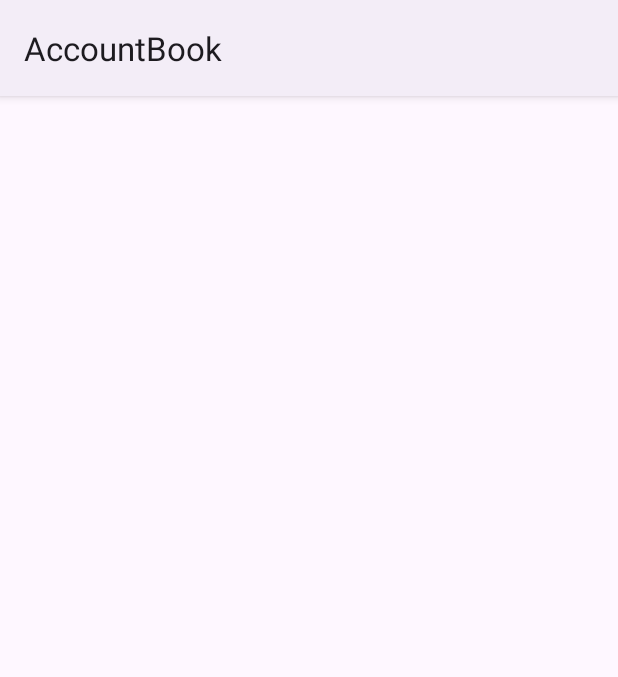
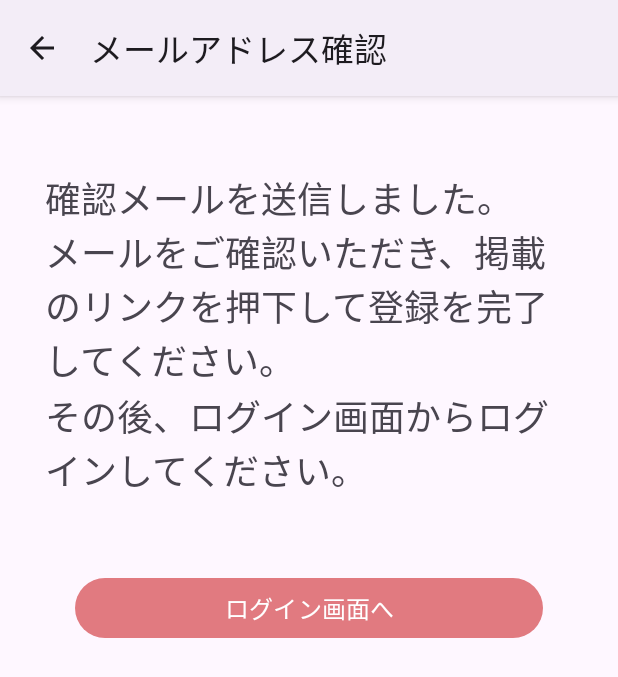
Before and after one commit to Ayumu-Nishi/AccountBook, an Android app: the AuthcodeActivity screen opened directly, with no data from a screen before it, on a phone screen of 412 x 824 dp. Shown: the top 677 px of the screen. Run offline under Robolectric (Android 15) with nearby library versions, the phone set to English and light mode, and no system bars; our stand-ins replace Firebase (no records; nobody signed in at launch, a user with empty details on screens opened directly).

Commit message:
03_認証メール送信画面の実装 確認メール送信フローの追加

```diff
--- a/app/build.gradle
+++ b/app/build.gradle
@@ -52,4 +52,6 @@ dependencies {
     // Add the dependency for the Firebase Authentication library
     // When using the BoM, you don't specify versions in Firebase library dependencies
     implementation 'com.google.firebase:firebase-auth-ktx'
+    // Add the dependencies for the Dynamic Links
+    implementation 'com.google.firebase:firebase-dynamic-links-ktx'
 }
--- a/app/src/main/res/layout/activity_authcode.xml
+++ b/app/src/main/res/layout/activity_authcode.xml
@@ -6,4 +6,29 @@
     android:layout_height="match_parent"
     tools:context=".AuthcodeActivity">
 
+    <TextView
+        android:id="@+id/afterSendingTextView"
+        android:layout_width="0dp"
+        android:layout_height="wrap_content"
+        android:layout_marginStart="30dp"
+        android:layout_marginTop="50dp"
+        android:layout_marginEnd="30dp"
+        android:text="@string/afterSendingText"
+        android:textSize="24sp"
+        app:layout_constraintEnd_toEndOf="parent"
+        app:layout_constraintStart_toStartOf="parent"
+        app:layout_constraintTop_toTopOf="parent" />
+
+    <Button
+        android:id="@+id/authcodeButton"
+        android:layout_width="0dp"
+        android:layout_height="wrap_content"
+        android:layout_marginStart="50dp"
+        android:layout_marginTop="50dp"
+        android:layout_marginEnd="50dp"
+        android:text="@string/afterSendingButtonTitle"
+        android:textSize="16sp"
+        app:layout_constraintEnd_toEndOf="parent"
+        app:layout_constraintStart_toStartOf="parent"
+        app:layout_constraintTop_toBottomOf="@+id/afterSendingTextView" />
 </androidx.constraintlayout.widget.ConstraintLayout>
--- a/app/src/main/res/values/strings.xml
+++ b/app/src/main/res/values/strings.xml
@@ -23,7 +23,12 @@
     <string name="validError.password.length">パスワードは８文字以上で設定してください</string>
     <string name="validError.birthday.blank">生年月日の選択が必要です</string>
     <string name="validError.agreement.false">利用規約に同意しないとアプリはご利用になれません</string>
-    <!-- 03_認証コード入力画面 -->
+    <!-- 03_認証メール送信画面 -->
+    <string name="authcodeActivityTitle">メールアドレス確認</string>
+    <string name="afterSendingText">確認メールを送信しました。\nメールをご確認いただき、掲載のリンクを押下して登録を完了してください。\nその後、ログイン画面からログインしてください。</string>
+    <string name="failureSendingText">確認メールの送信に失敗しました。再送ボタンを押してください。</string>
+    <string name="afterSendingButtonTitle">ログイン画面へ</string>
+    <string name="resendButtonTitle">再送</string>
     <!-- 04_ログイン画面 -->
     <string name="LoginActivityTitle">ログイン</string>
     <string name="signInButton">ログイン</string>
```
Also changed, not shown: app/src/main/AndroidManifest.xml (+9 -1 lines), app/src/main/java/com/example/accountbook/AuthcodeActivity.kt (+65 -0 lines), app/src/main/java/com/example/accountbook/LoginActivity.kt (+5 -5 lines), app/src/main/java/com/example/accountbook/MainActivity.kt (+29 -6 lines), app/src/main/java/com/example/accountbook/RegisterActivity.kt (+5 -5 lines).
